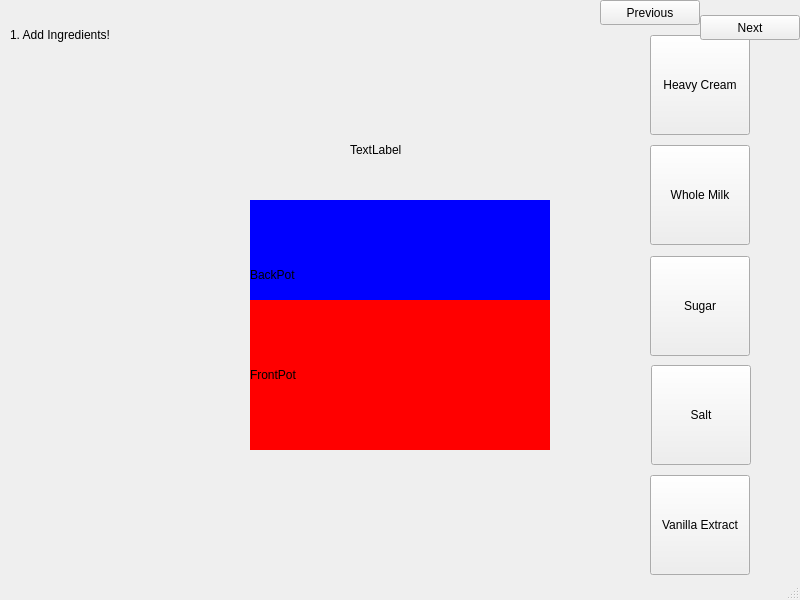
Before: the Qt Designer form mainwindow.ui in seojungood/Icecream-make-tutorial, drawn with Qt 5.
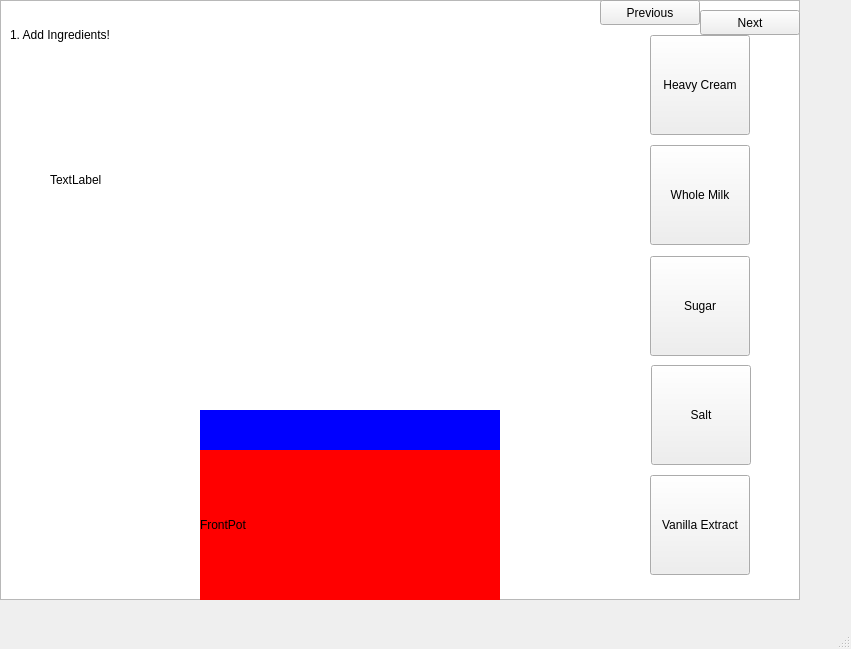
After: the same form once the commit is applied. Custom widgets are drawn as their Qt base class.

Commit message: Refactored UI element names.

```diff
--- a/mainwindow.ui
+++ b/mainwindow.ui
@@ -6,8 +6,8 @@
    <rect>
     <x>0</x>
     <y>0</y>
-    <width>800</width>
-    <height>600</height>
+    <width>851</width>
+    <height>649</height>
    </rect>
   </property>
   <property name="windowTitle">
@@ -123,8 +123,8 @@
      <widget class="QLabel" name="labelFrontPot">
       <property name="geometry">
        <rect>
-        <x>250</x>
-        <y>300</y>
+        <x>200</x>
+        <y>450</y>
         <width>300</width>
         <height>150</height>
        </rect>
@@ -139,8 +139,8 @@
      <widget class="QLabel" name="labelBackPot">
       <property name="geometry">
        <rect>
-        <x>250</x>
-        <y>200</y>
+        <x>200</x>
+        <y>410</y>
         <width>300</width>
         <height>150</height>
        </rect>
@@ -156,8 +156,8 @@
      <widget class="QLabel" name="label_2">
       <property name="geometry">
        <rect>
-        <x>350</x>
-        <y>100</y>
+        <x>50</x>
+        <y>130</y>
         <width>100</width>
         <height>100</height>
        </rect>
@@ -166,6 +166,30 @@
        <string>TextLabel</string>
       </property>
      </widget>
+     <widget class="QGraphicsView" name="addIngredientsGraphicsView">
+      <property name="geometry">
+       <rect>
+        <x>0</x>
+        <y>0</y>
+        <width>800</width>
+        <height>600</height>
+       </rect>
+      </property>
+     </widget>
+     <widget class="QPushButton" name="buttonNext">
+      <property name="geometry">
+       <rect>
+        <x>700</x>
+        <y>10</y>
+        <width>100</width>
+        <height>25</height>
+       </rect>
+      </property>
+      <property name="text">
+       <string>Next</string>
+      </property>
+     </widget>
+     <zorder>addIngredientsGraphicsView</zorder>
      <zorder>labelAddIngredients</zorder>
      <zorder>buttonCream</zorder>
      <zorder>buttonMilk</zorder>
@@ -175,6 +199,7 @@
      <zorder>labelBackPot</zorder>
      <zorder>label_2</zorder>
      <zorder>labelFrontPot</zorder>
+     <zorder>buttonNext</zorder>
     </widget>
     <widget class="QWidget" name="screen02Boil">
      <widget class="QLabel" name="label_3">
@@ -222,7 +247,7 @@
      </widget>
     </widget>
     <widget class="QWidget" name="screen05Serve">
-     <widget class="QGraphicsView" name="graphicsView">
+     <widget class="QGraphicsView" name="endScreenGraphicsView">
       <property name="geometry">
        <rect>
         <x>0</x>
@@ -232,6 +257,19 @@
        </rect>
       </property>
      </widget>
+     <widget class="QLabel" name="label_6">
+      <property name="geometry">
+       <rect>
+        <x>240</x>
+        <y>260</y>
+        <width>261</width>
+        <height>311</height>
+       </rect>
+      </property>
+      <property name="text">
+       <string>TextLabel</string>
+      </property>
+     </widget>
     </widget>
    </widget>
    <widget class="QPushButton" name="buttonPrevious">
@@ -247,29 +285,13 @@
      <string>Previous</string>
     </property>
    </widget>
-   <widget class="QPushButton" name="buttonNext">
-    <property name="geometry">
-     <rect>
-      <x>700</x>
-      <y>15</y>
-      <width>100</width>
-      <height>25</height>
-     </rect>
-    </property>
-    <property name="text">
-     <string>Next</string>
-    </property>
-   </widget>
-   <zorder>gameScreens</zorder>
-   <zorder>buttonNext</zorder>
-   <zorder>buttonPrevious</zorder>
   </widget>
   <widget class="QMenuBar" name="menubar">
    <property name="geometry">
     <rect>
      <x>0</x>
      <y>0</y>
-     <width>800</width>
+     <width>851</width>
      <height>21</height>
     </rect>
    </property>
```
The commit also changes 2 other files.
